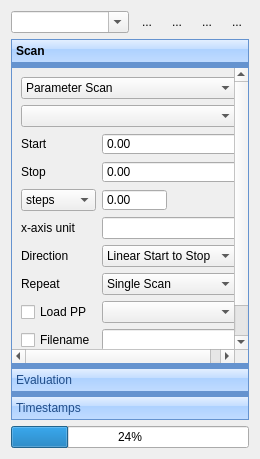
Above: ui/ScanControlUi.ui from MonroeQuantumNetworks/IonControl before the change. Below: the same form after it.
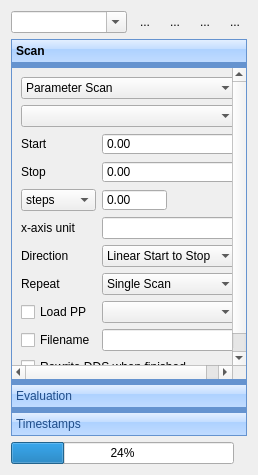
That is the form after the change. Icons and pictures are not drawn. Custom widgets are drawn as their Qt base class.

Commit message: add timing information to progress bar

```diff
--- a/ui/ScanControlUi.ui
+++ b/ui/ScanControlUi.ui
@@ -6,8 +6,8 @@
    <rect>
     <x>0</x>
     <y>0</y>
-    <width>260</width>
-    <height>459</height>
+    <width>249</width>
+    <height>475</height>
    </rect>
   </property>
   <property name="windowTitle">
@@ -146,8 +146,8 @@
        <rect>
         <x>0</x>
         <y>0</y>
-        <width>223</width>
-        <height>303</height>
+        <width>229</width>
+        <height>315</height>
        </rect>
       </property>
       <attribute name="label">
@@ -580,11 +580,25 @@
     </widget>
    </item>
    <item>
+    <layout class="QHBoxLayout" name="horizontalLayout_2">
+     <item>
     <widget class="QProgressBar" name="progressBar">
      <property name="value">
       <number>24</number>
      </property>
-    </widget>
+       <property name="alignment">
+        <set>Qt::AlignCenter</set>
+       </property>
+      </widget>
+     </item>
+     <item>
+      <widget class="QLabel" name="timeLabel">
+       <property name="text">
+        <string/>
+       </property>
+      </widget>
+     </item>
+    </layout>
    </item>
   </layout>
  </widget>
```
Left out of the diff: 8 changed lines with no effect on the pictures. Lines whose indentation alone changed are shown as unchanged. The commit also changes 1 other file.
